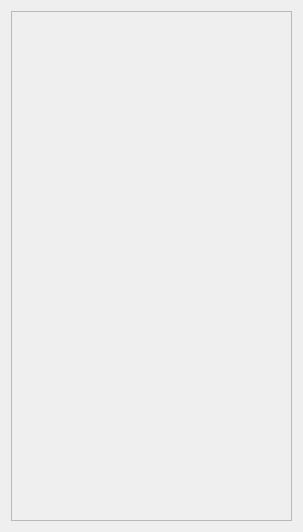
First picture: the form in plugins/toolbar/gui/main.ui, repository MayaFramework/Framework, before the edit.
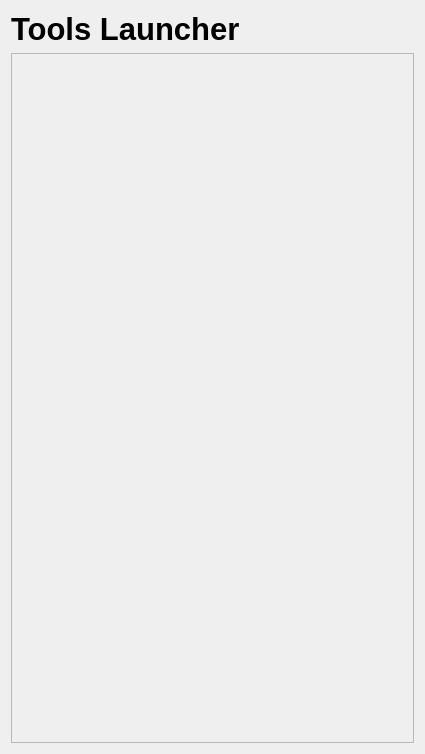
Second picture: the form after the edit.

What changed in the file:
```diff
--- a/plugins/toolbar/gui/main.ui
+++ b/plugins/toolbar/gui/main.ui
@@ -6,8 +6,8 @@
    <rect>
     <x>0</x>
     <y>0</y>
-    <width>303</width>
-    <height>532</height>
+    <width>425</width>
+    <height>754</height>
    </rect>
   </property>
   <property name="windowTitle">
@@ -15,7 +15,21 @@
   </property>
   <layout class="QVBoxLayout" name="verticalLayout">
    <item>
-    <widget class="QScrollArea" name="scrollArea">
+    <widget class="QLabel" name="label">
+     <property name="font">
+      <font>
+       <pointsize>23</pointsize>
+       <weight>75</weight>
+       <bold>true</bold>
+      </font>
+     </property>
+     <property name="text">
+      <string>Tools Launcher</string>
+     </property>
+    </widget>
+   </item>
+   <item>
+    <widget class="QScrollArea" name="scrollContainer">
      <property name="widgetResizable">
       <bool>true</bool>
      </property>
@@ -24,10 +38,21 @@
        <rect>
         <x>0</x>
         <y>0</y>
-        <width>283</width>
-        <height>512</height>
+        <width>405</width>
+        <height>691</height>
        </rect>
       </property>
+      <layout class="QVBoxLayout" name="verticalLayout_2">
+       <property name="spacing">
+        <number>0</number>
+       </property>
+       <property name="margin">
+        <number>0</number>
+       </property>
+       <item>
+        <layout class="QGridLayout" name="flow_layout"/>
+       </item>
+      </layout>
      </widget>
     </widget>
    </item>
```
